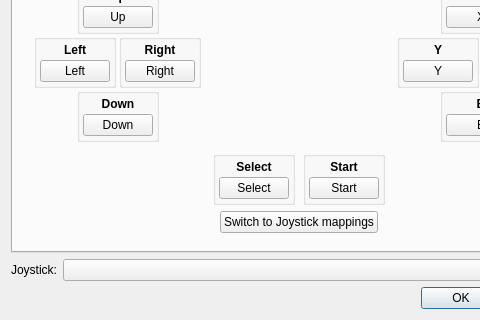
Old version of the form src/frontend/qt_sdl/InputConfig/InputConfigDialog.ui in the repository vitor251093/KHMelonMix; both pictures show x 0 to 480 and y 205 to 525 of the 598 by 525 pixel window.
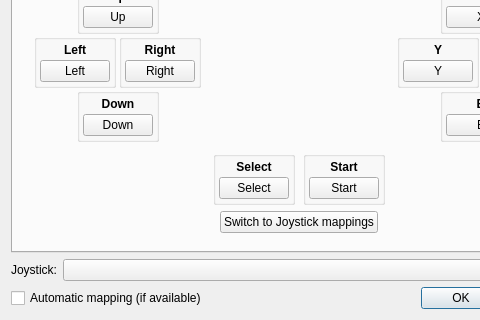
New version of the form. Icons and pictures are not drawn.

Patch:
```diff
--- a/src/frontend/qt_sdl/InputConfig/InputConfigDialog.ui
+++ b/src/frontend/qt_sdl/InputConfig/InputConfigDialog.ui
@@ -2338,6 +2338,13 @@
      </property>
     </widget>
    </item>
+   <item row="8" column="0">
+    <widget class="QCheckBox" name="cbJoystickAuto">
+     <property name="text">
+      <string>Automatic mapping (if available)</string>
+     </property>
+    </widget>
+   </item>
   </layout>
  </widget>
  <tabstops>
```
Left out of the diff: 92 changed lines with no effect on the pictures.
